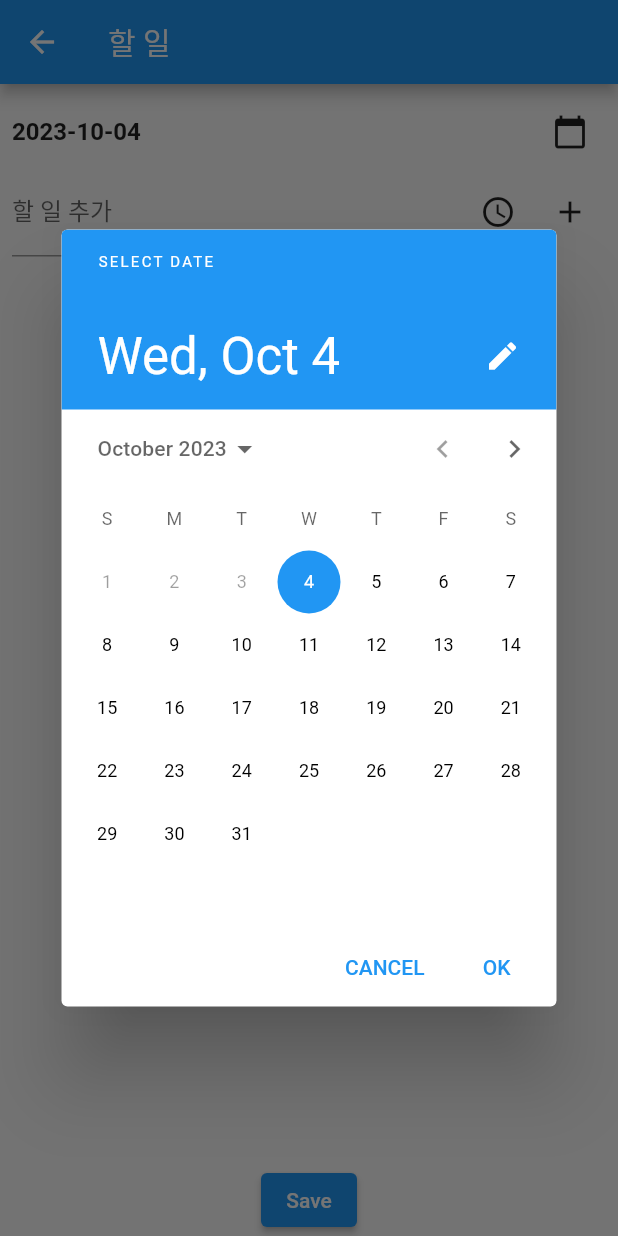
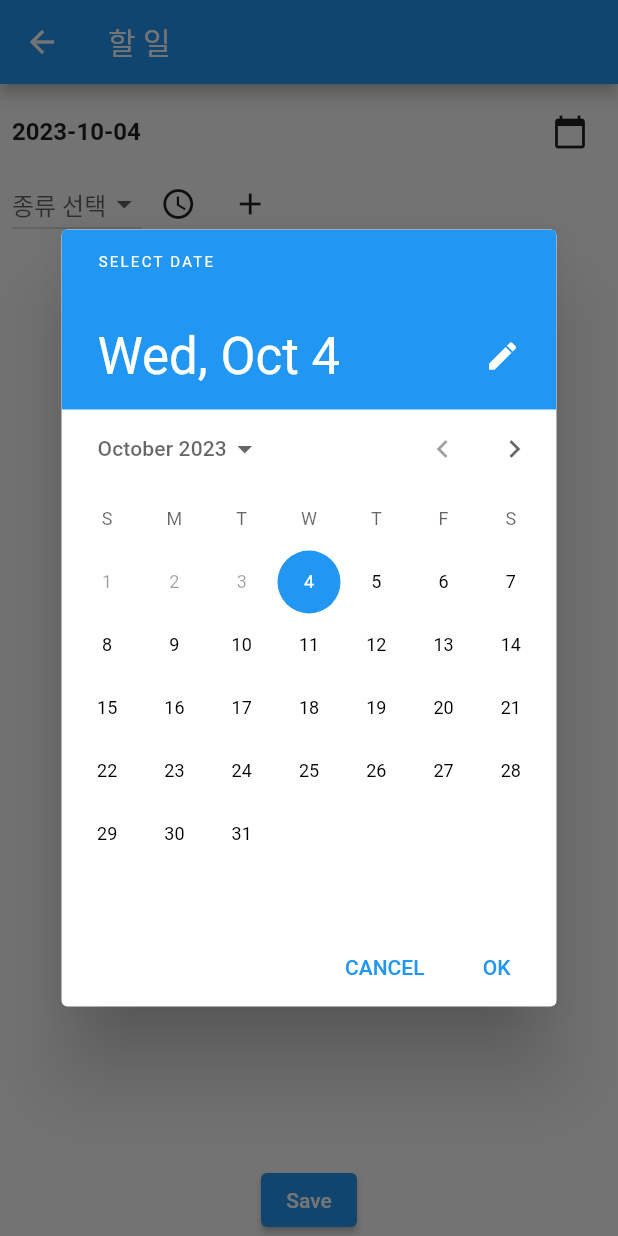
Before and after one commit to alskfl222/streamview-controller, a Flutter app: the TodoList screen opened directly, after a tap on the "calendar today" icon, on a phone screen of 412 x 824 dp. Run offline on Flutter 3.47's test engine with Material 2 defaults, Android fonts, the phone set to English and light mode, and no system bars; our stand-ins replace firebase_auth, firebase_core, flutter_dotenv; accounts and stored records are empty.

Commit message:
Fix: todo type setting

```diff
--- a/lib/todo.dart
+++ b/lib/todo.dart
@@ -4,15 +4,19 @@ import 'user.dart';
 
 class TodoItem {
   final String id;
-  final String task;
+  final String description;
+  final String type; // '사냥', '보스', '기타'
+  final String? character; // 'a', 'b', 'c' 또는 null (임시)
   final DateTime addedTime;
   DateTime? plannedStartTime;
   DateTime? actualStartTime;
 
   TodoItem({
     required this.id,
-    required this.task,
+    required this.description,
+    required this.type,
     required this.addedTime,
+    this.character,
     this.plannedStartTime,
     this.actualStartTime,
   });
@@ -29,6 +33,8 @@ class _TodoListState extends State<TodoList> {
   final List<TodoItem> _todos = [];
   final TextEditingController _textController = TextEditingController();
   DateTime selectedDate = DateTime.now();
+  String? _selectedType;
+  String? _selectedCharacter;
   DateTime? plannedStartTime;
 
   @override
@@ -55,7 +61,10 @@ class _TodoListState extends State<TodoList> {
                     Expanded(
                       child: Text(
                         "${selectedDate.toLocal()}".split(' ')[0], // 현재 날짜를 표시
-                        style: TextStyle(fontSize: 16, fontWeight: FontWeight.bold),
+                        style: const TextStyle(
+                          fontSize: 16,
+                          fontWeight: FontWeight.bold,
+                        ),
                       ),
                     ),
                     IconButton(
@@ -65,25 +74,65 @@ class _TodoListState extends State<TodoList> {
                           context: context,
                           initialDate: selectedDate,
                           firstDate: DateTime.now(),
-                          lastDate: DateTime.now().add(Duration(days: 365)),
+                          lastDate:
+                              DateTime.now().add(const Duration(days: 365)),
                         );
-                        if (pickedDate != null && pickedDate != selectedDate)
+                        if (pickedDate != null && pickedDate != selectedDate) {
                           setState(() {
                             selectedDate = pickedDate;
                           });
+                        }
                       },
                     ),
                   ],
                 ),
                 Row(
                   children: [
-                    Expanded(
-                      child: TextField(
-                        controller: _textController,
-                        decoration: const InputDecoration(labelText: '할 일 추가'),
-                        onSubmitted: _handleSubmitted,
+                    DropdownButton<String>(
+                      value: _selectedType,
+                      items: ['사냥', '보스', '기타']
+                          .map<DropdownMenuItem<String>>((String value) {
+                        return DropdownMenuItem<String>(
+                          value: value,
+                          child: Text(value),
+                        );
+                      }).toList(),
+                      onChanged: (String? newValue) {
+                        setState(() {
+                          print(newValue);
+                          _selectedType = newValue;
+                          _selectedCharacter = null; // 타입 변경 시 캐릭터 선택도 초기화
+                        });
+                      },
+                      hint: Text("종류 선택"),
+                    ),
+                    if (_selectedType == '사냥' || _selectedType == '보스')
+                      DropdownButton<String>(
+                        value: _selectedCharacter,
+                        items: ['a', 'b', 'c']
+                            .map<DropdownMenuItem<String>>((String value) {
+                          return DropdownMenuItem<String>(
+                            value: value,
+                            child: Text(value),
+                          );
+                        }).toList(),
+                        onChanged: (String? newValue) {
+                          setState(() {
+                            _selectedCharacter = newValue;
+                          });
+                        },
+                        hint: Text("캐릭터 선택"),
+                      )
+                    else if (_selectedType == '기타')
+                      SizedBox(
+                        width: 200,
+                        child: TextField(
+                          controller: _textController,
+                          decoration: const InputDecoration(
+                            labelText: "기타 내용을 입력하세요",
+                          ),
+                        ),
                       ),
-                    ),
                     IconButton(
                       icon: const Icon(Icons.access_time),
                       onPressed: _selectPlannedStartTime,
@@ -91,7 +140,7 @@ class _TodoListState extends State<TodoList> {
                     IconButton(
                       icon: const Icon(Icons.add),
                       onPressed: () {
-                        _handleSubmitted(_textController.text);
+                        _handleSubmitted();
                       },
                     ),
                   ],
@@ -111,7 +160,17 @@ class _TodoListState extends State<TodoList> {
                   contentPadding: EdgeInsets.zero,
                   child: ExpansionTile(
                     tilePadding: const EdgeInsets.all(16.0),
-                    title: Text(todo.task),
+                    title: Column(
+                      crossAxisAlignment: CrossAxisAlignment.start,
+                      children: [
+                        const SizedBox(height: 8.0),
+                        Text("종류: ${todo.type}"),
+                        if (todo.type == "사냥" || todo.type == "보스")
+                          Text("캐릭터: ${todo.character}"),
+                        if (todo.type == "기타")
+                          Text("기타: ${todo.description}"),
+                      ],
+                    ),
                     trailing: Row(
                       mainAxisSize: MainAxisSize.min,
                       children: [
@@ -182,11 +241,13 @@ class _TodoListState extends State<TodoList> {
     }
   }
 
-  void _handleSubmitted(String text) {
-    if (text.isNotEmpty) {
+  void _handleSubmitted() {
+    if (_selectedType != null) {
       final todoItem = TodoItem(
         id: DateTime.now().toString(),
-        task: text,
+        type: _selectedType!,
+        character: _selectedCharacter ?? "",
+        description: _textController.text,
         addedTime: DateTime.now(),
         plannedStartTime: plannedStartTime,
       );
```
